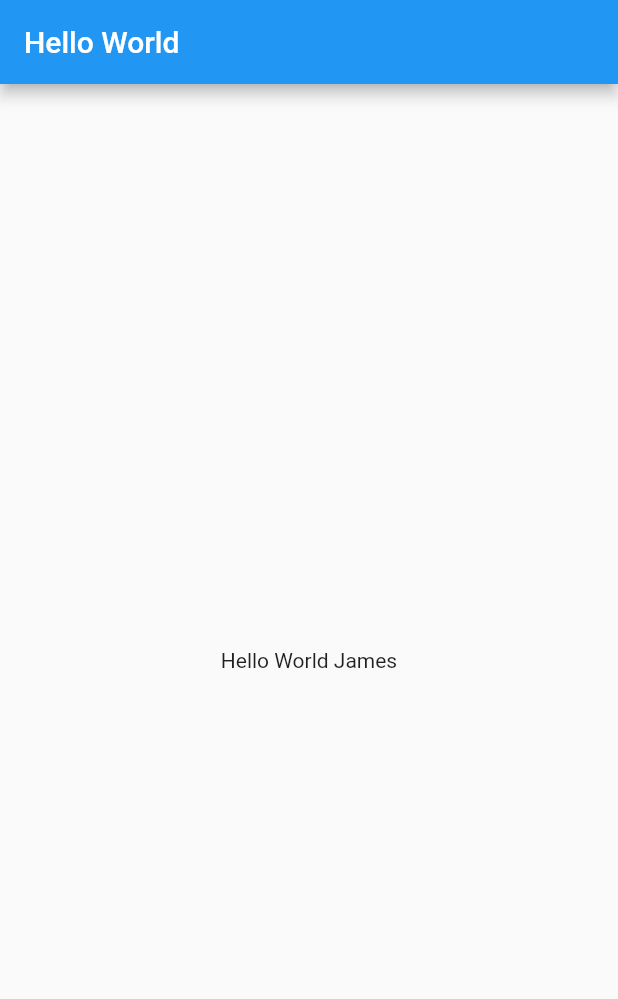
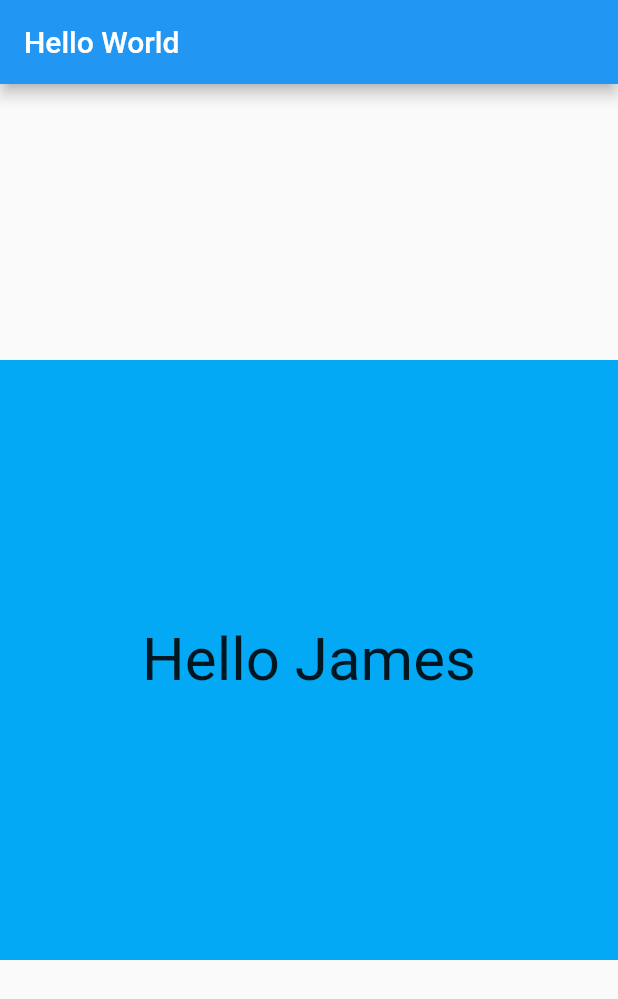
Before and after one commit to hanidea/java-git, a Flutter app: the screen it shows after launch, on a phone screen of 412 x 824 dp. Shown: the top 999 px of the screen. Run offline on Flutter 3.47's test engine with Material 2 defaults, Android fonts, the phone set to English and light mode, and no system bars.

Commit message:
Update main.dart
container

```diff
--- a/flutterfirst/lib/main.dart
+++ b/flutterfirst/lib/main.dart
@@ -12,7 +12,26 @@ class MyApp extends StatelessWidget{
           title:Text('Hello World'),
         ),
         body:Center(
-          child:Text('Hello World James')
+          // child:Text('Hello World James Hello World JamesHello World JamesHello World JamesHello World JamesHello World James',
+          // textAlign: TextAlign.left,
+          // style: TextStyle(
+          //   fontSize: 25.0,
+          //   color:Color.fromARGB(255, 255, 150, 150),
+          //   decoration: TextDecoration.underline,
+          //   decorationStyle: TextDecorationStyle.solid
+          // ),
+          // // maxLines: 2,
+          // // overflow: TextOverflow.fade,
+          // )
+          child: Container(
+            child: new Text('Hello James',
+            style:TextStyle(fontSize: 40.0),
+            ),
+            alignment: Alignment.center,
+            width: 500.0,
+            height: 400.0,
+            color:Colors.lightBlue
+          ),
         )
       )
     );
```
